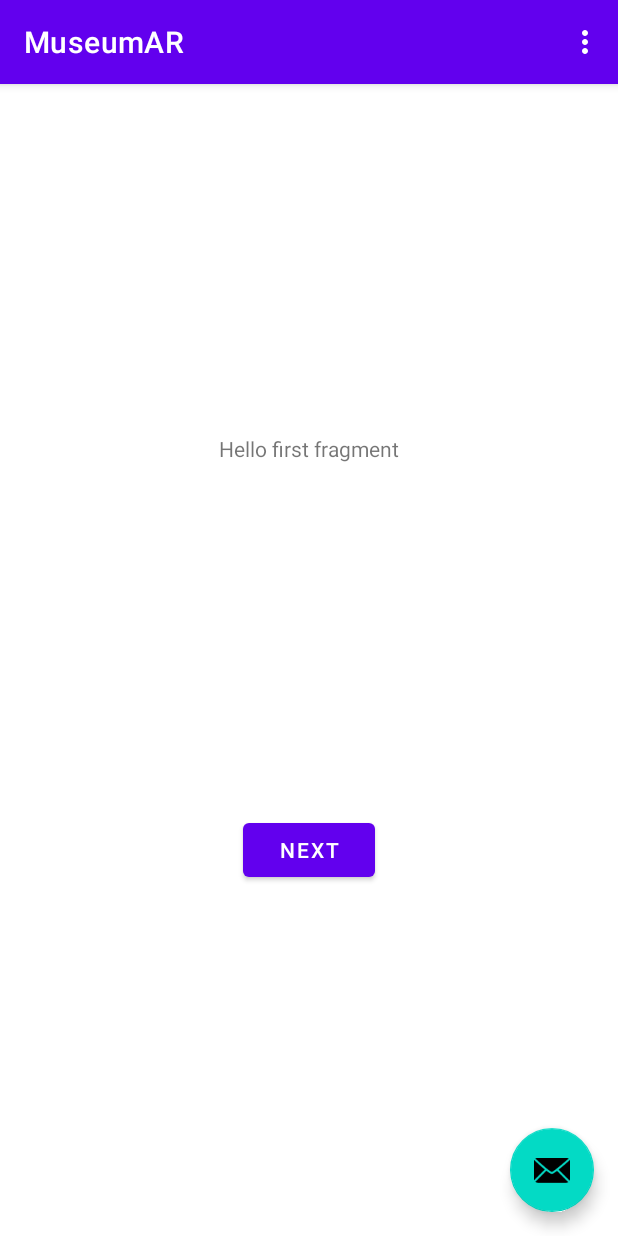
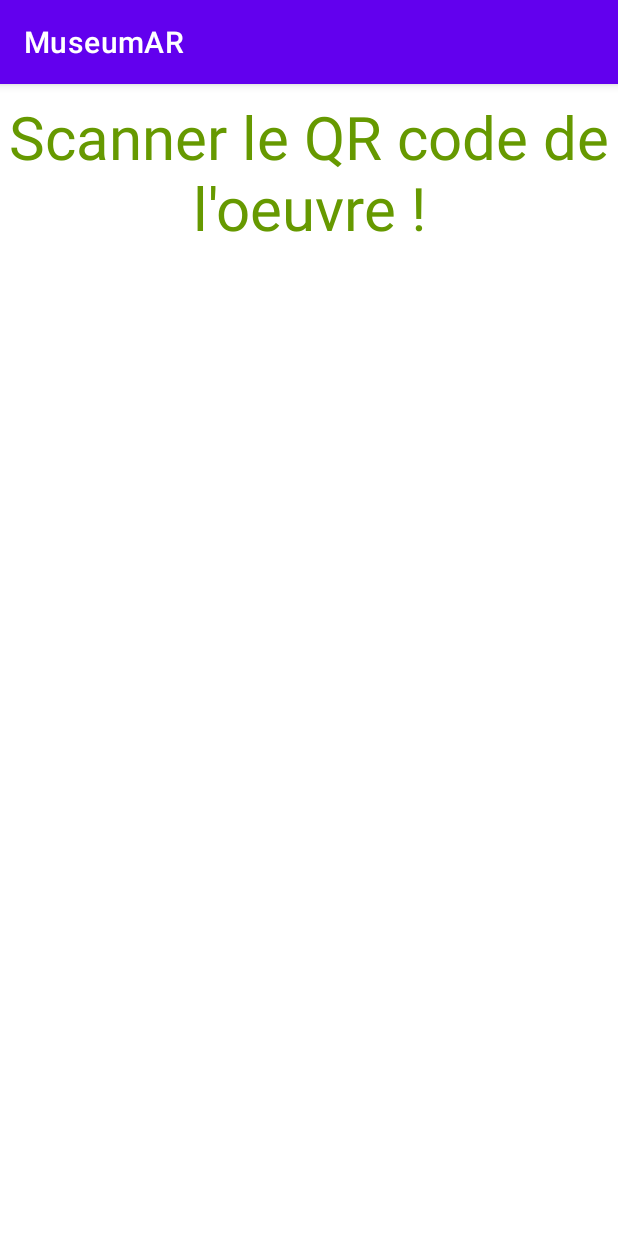
Before and after one commit to VirgileValiau/MuseumAR, an Android app: the screen it shows after launch (MainActivity before the commit, ScanActivity after it), on a phone screen of 412 x 824 dp. Run offline under Robolectric (Android 15) with nearby library versions, the phone set to English and light mode, and no system bars; libraries missing offline, so code that uses them is left out: me.dm7.barcodescanner; 4 statements that could not run were skipped.

Commit message:
Implémrntation de ScanActivity

```diff
--- a/MuseumAR/app/src/main/java/com/ec/MuseumAR/FirstFragment.kt
+++ /dev/null
@@ -1,31 +0,0 @@
-package com.ec.MuseumAR
-
-import android.os.Bundle
-import androidx.fragment.app.Fragment
-import android.view.LayoutInflater
-import android.view.View
-import android.view.ViewGroup
-import android.widget.Button
-import androidx.navigation.fragment.findNavController
-
-/**
- * A simple [Fragment] subclass as the default destination in the navigation.
- */
-class FirstFragment : Fragment() {
-
-    override fun onCreateView(
-            inflater: LayoutInflater, container: ViewGroup?,
-            savedInstanceState: Bundle?
-    ): View? {
-        // Inflate the layout for this fragment
-        return inflater.inflate(R.layout.fragment_first, container, false)
-    }
-
-    override fun onViewCreated(view: View, savedInstanceState: Bundle?) {
-        super.onViewCreated(view, savedInstanceState)
-
-        view.findViewById<Button>(R.id.button_first).setOnClickListener {
-            findNavController().navigate(R.id.action_FirstFragment_to_SecondFragment)
-        }
-    }
-}
--- a/MuseumAR/app/src/main/java/com/ec/MuseumAR/MainActivity.kt
+++ b/MuseumAR/app/src/main/java/com/ec/MuseumAR/MainActivity.kt
@@ -1,38 +1,31 @@
 package com.ec.MuseumAR
 
+import android.content.Intent
+import android.content.SharedPreferences
 import android.os.Bundle
-import com.google.android.material.floatingactionbutton.FloatingActionButton
-import com.google.android.material.snackbar.Snackbar
-import androidx.appcompat.app.AppCompatActivity
+import android.preference.PreferenceManager
+import android.util.Log
 import android.view.Menu
 import android.view.MenuItem
+import android.view.View
+import android.widget.Button
+import android.widget.EditText
+import android.widget.Toast
+import androidx.appcompat.app.AppCompatActivity
 
 class MainActivity : AppCompatActivity() {
 
     override fun onCreate(savedInstanceState: Bundle?) {
         super.onCreate(savedInstanceState)
         setContentView(R.layout.activity_main)
-        setSupportActionBar(findViewById(R.id.toolbar))
-
-        findViewById<FloatingActionButton>(R.id.fab).setOnClickListener { view ->
-            Snackbar.make(view, "Replace with your own action", Snackbar.LENGTH_LONG)
-                    .setAction("Action", null).show()
-        }
+        toScan()
     }
 
-    override fun onCreateOptionsMenu(menu: Menu): Boolean {
-        // Inflate the menu; this adds items to the action bar if it is present.
-        menuInflater.inflate(R.menu.menu_main, menu)
-        return true
-    }
-
-    override fun onOptionsItemSelected(item: MenuItem): Boolean {
-        // Handle action bar item clicks here. The action bar will
-        // automatically handle clicks on the Home/Up button, so long
-        // as you specify a parent activity in AndroidManifest.xml.
-        return when (item.itemId) {
-            R.id.action_settings -> true
-            else -> super.onOptionsItemSelected(item)
-        }
+    private fun toScan(){
+        // Changer d'activité
+        val versScan: Intent
+        // Intent explicite
+        versScan = Intent(this@MainActivity, ScanActivity::class.java)
+        startActivity(versScan)
     }
 }
--- /dev/null
+++ b/MuseumAR/app/src/main/java/com/ec/MuseumAR/ScanActivity.kt
@@ -0,0 +1,60 @@
+package com.ec.MuseumAR
+
+
+import android.Manifest
+import android.os.Bundle
+import android.os.PersistableBundle
+import android.util.Log
+import android.widget.FrameLayout
+import android.widget.TextView
+import androidx.appcompat.app.AlertDialog
+import androidx.appcompat.app.AppCompatActivity
+import androidx.core.app.ActivityCompat
+import com.google.zxing.Result
+import me.dm7.barcodescanner.zxing.ZXingScannerView
+
+
+class ScanActivity: AppCompatActivity(), ZXingScannerView.ResultHandler {
+
+    lateinit var mScannerView: ZXingScannerView
+    lateinit var mCameraView: FrameLayout
+    lateinit var message: TextView
+
+    override fun onCreate(savedInstanceState: Bundle?) {
+        super.onCreate(savedInstanceState)
+        setContentView(R.layout.scan_activity)
+
+        message = findViewById(R.id.mes)
+        mCameraView = findViewById(R.id.camera_preview)
+
+        //  initialise le scanner view
+        mScannerView = ZXingScannerView(this)
+
+        mCameraView.addView(mScannerView)
+
+
+        ActivityCompat.requestPermissions(this, arrayOf(Manifest.permission.CAMERA), 1)
+
+        // Register ourselves as a handler for scan results. handler to save results of the scan
+        mScannerView.setResultHandler(this)
+        //Start scanning
+        mScannerView.startCamera()
+
+    }
+
+    override fun handleResult(result: Result) {
+        Log.v("TAG RESULTAT", result.getText()) // affiche le resultat
+        Log.v("TAG", result.getBarcodeFormat().toString())
+        val builder: AlertDialog.Builder = AlertDialog.Builder(this)
+        builder.setTitle("Scan Result")
+        builder.setMessage(result.getText())
+        val alert1: AlertDialog = builder.create()
+        alert1.show()
+    }
+
+    override fun onPause() {
+        //Called when activity is paused
+        super.onPause()
+        mScannerView.stopCamera() // Stop camera on pause
+    }
+}
--- a/MuseumAR/app/src/main/res/layout/activity_main.xml
+++ b/MuseumAR/app/src/main/res/layout/activity_main.xml
@@ -6,28 +6,11 @@
     android:layout_height="match_parent"
     tools:context=".MainActivity">
 
-    <com.google.android.material.appbar.AppBarLayout
-        android:layout_width="match_parent"
-        android:layout_height="wrap_content"
-        android:theme="@style/Theme.MuseumAR.AppBarOverlay">
 
-        <androidx.appcompat.widget.Toolbar
-            android:id="@+id/toolbar"
-            android:layout_width="match_parent"
-            android:layout_height="?attr/actionBarSize"
-            android:background="?attr/colorPrimary"
-            app:popupTheme="@style/Theme.MuseumAR.PopupOverlay" />
-
-    </com.google.android.material.appbar.AppBarLayout>
-
-    <include layout="@layout/content_main" />
-
-    <com.google.android.material.floatingactionbutton.FloatingActionButton
-        android:id="@+id/fab"
+    <TextView
+        android:id="@+id/textView"
         android:layout_width="wrap_content"
         android:layout_height="wrap_content"
-        android:layout_gravity="bottom|end"
-        android:layout_margin="@dimen/fab_margin"
-        app:srcCompat="@android:drawable/ic_dialog_email" />
-
+        android:text="MAIN"
+        android:textSize="50dp" />
 </androidx.coordinatorlayout.widget.CoordinatorLayout>
--- a/MuseumAR/app/src/main/res/layout/content_main.xml
+++ /dev/null
@@ -1,19 +0,0 @@
-<?xml version="1.0" encoding="utf-8"?>
-<androidx.constraintlayout.widget.ConstraintLayout xmlns:android="http://schemas.android.com/apk/res/android"
-    xmlns:app="http://schemas.android.com/apk/res-auto"
-    android:layout_width="match_parent"
-    android:layout_height="match_parent"
-    app:layout_behavior="@string/appbar_scrolling_view_behavior">
-
-    <fragment
-        android:id="@+id/nav_host_fragment"
-        android:name="androidx.navigation.fragment.NavHostFragment"
-        android:layout_width="0dp"
-        android:layout_height="0dp"
-        app:defaultNavHost="true"
-        app:layout_constraintBottom_toBottomOf="parent"
-        app:layout_constraintLeft_toLeftOf="parent"
-        app:layout_constraintRight_toRightOf="parent"
-        app:layout_constraintTop_toTopOf="parent"
-        app:navGraph="@navigation/nav_graph" />
-</androidx.constraintlayout.widget.ConstraintLayout>
--- a/MuseumAR/app/src/main/res/layout/fragment_first.xml
+++ /dev/null
@@ -1,28 +0,0 @@
-<?xml version="1.0" encoding="utf-8"?>
-<androidx.constraintlayout.widget.ConstraintLayout xmlns:android="http://schemas.android.com/apk/res/android"
-    xmlns:app="http://schemas.android.com/apk/res-auto"
-    xmlns:tools="http://schemas.android.com/tools"
-    android:layout_width="match_parent"
-    android:layout_height="match_parent"
-    tools:context=".FirstFragment">
-
-    <TextView
-        android:id="@+id/textview_first"
-        android:layout_width="wrap_content"
-        android:layout_height="wrap_content"
-        android:text="@string/hello_first_fragment"
-        app:layout_constraintBottom_toTopOf="@id/button_first"
-        app:layout_constraintEnd_toEndOf="parent"
-        app:layout_constraintStart_toStartOf="parent"
-        app:layout_constraintTop_toTopOf="parent" />
-
-    <Button
-        android:id="@+id/button_first"
-        android:layout_width="wrap_content"
-        android:layout_height="wrap_content"
-        android:text="@string/next"
-        app:layout_constraintBottom_toBottomOf="parent"
-        app:layout_constraintEnd_toEndOf="parent"
-        app:layout_constraintStart_toStartOf="parent"
-        app:layout_constraintTop_toBottomOf="@id/textview_first" />
-</androidx.constraintlayout.widget.ConstraintLayout>
--- /dev/null
+++ b/MuseumAR/app/src/main/res/layout/scan_activity.xml
@@ -0,0 +1,37 @@
+<?xml version="1.0" encoding="utf-8"?>
+<androidx.constraintlayout.widget.ConstraintLayout xmlns:android="http://schemas.android.com/apk/res/android"
+    xmlns:app="http://schemas.android.com/apk/res-auto"
+    xmlns:tools="http://schemas.android.com/tools"
+    android:layout_width="match_parent"
+    android:layout_height="match_parent"
+    tools:context="com.ec.MuseumAR.ScanActivity">
+
+    <FrameLayout
+        android:id="@+id/camera_preview"
+        android:layout_width="0dp"
+        android:layout_height="0dp"
+        app:layout_constraintBottom_toBottomOf="parent"
+        app:layout_constraintEnd_toEndOf="parent"
+        app:layout_constraintStart_toStartOf="parent"
+        app:layout_constraintTop_toTopOf="parent">
+
+    </FrameLayout>
+
+    <TextView
+        android:id="@+id/mes"
+        android:layout_width="0dp"
+        android:layout_height="wrap_content"
+        android:layout_marginBottom="8dp"
+        android:layout_marginTop="8dp"
+        android:background="#83ffffff"
+        android:gravity="center_horizontal"
+        android:text="Scanner le QR code de l'oeuvre !"
+        android:textColor="@android:color/holo_green_dark"
+        android:textSize="40sp"
+        app:layout_constraintBottom_toBottomOf="parent"
+        app:layout_constraintEnd_toEndOf="parent"
+        app:layout_constraintStart_toStartOf="parent"
+        app:layout_constraintTop_toTopOf="parent"
+        app:layout_constraintVertical_bias="0.0" />
+
+</androidx.constraintlayout.widget.ConstraintLayout>
--- a/MuseumAR/app/src/main/res/menu/menu_main.xml
+++ /dev/null
@@ -1,10 +0,0 @@
-<menu xmlns:android="http://schemas.android.com/apk/res/android"
-    xmlns:app="http://schemas.android.com/apk/res-auto"
-    xmlns:tools="http://schemas.android.com/tools"
-    tools:context="com.ec.MuseumAR.MainActivity">
-    <item
-        android:id="@+id/action_settings"
-        android:orderInCategory="100"
-        android:title="@string/action_settings"
-        app:showAsAction="never" />
-</menu>
--- a/MuseumAR/app/src/main/res/navigation/nav_graph.xml
+++ /dev/null
@@ -1,28 +0,0 @@
-<?xml version="1.0" encoding="utf-8"?>
-<navigation xmlns:android="http://schemas.android.com/apk/res/android"
-    xmlns:app="http://schemas.android.com/apk/res-auto"
-    xmlns:tools="http://schemas.android.com/tools"
-    android:id="@+id/nav_graph"
-    app:startDestination="@id/FirstFragment">
-
-    <fragment
-        android:id="@+id/FirstFragment"
-        android:name="com.ec.MuseumAR.FirstFragment"
-        android:label="@string/first_fragment_label"
-        tools:layout="@layout/fragment_first">
-
-        <action
-            android:id="@+id/action_FirstFragment_to_SecondFragment"
-            app:destination="@id/SecondFragment" />
-    </fragment>
-    <fragment
-        android:id="@+id/SecondFragment"
-        android:name="com.ec.MuseumAR.SecondFragment"
-        android:label="@string/second_fragment_label"
-        tools:layout="@layout/fragment_second">
-
-        <action
-            android:id="@+id/action_SecondFragment_to_FirstFragment"
-            app:destination="@id/FirstFragment" />
-    </fragment>
-</navigation>
--- a/MuseumAR/build.gradle
+++ b/MuseumAR/build.gradle
@@ -1,6 +1,6 @@
 // Top-level build file where you can add configuration options common to all sub-projects/modules.
 buildscript {
-    ext.kotlin_version = "1.4.32"
+    ext.kotlin_version = "1.3.72"
     repositories {
         google()
         jcenter()
```
Also changed, not shown: MuseumAR/app/build.gradle (+4 -4 lines), MuseumAR/app/src/main/AndroidManifest.xml (+12 -5 lines), MuseumAR/app/src/main/java/com/ec/MuseumAR/SecondFragment.kt (deleted, +0 -31 lines), MuseumAR/app/src/main/res/layout/fragment_second.xml (deleted, +0 -27 lines), 480 other files.
